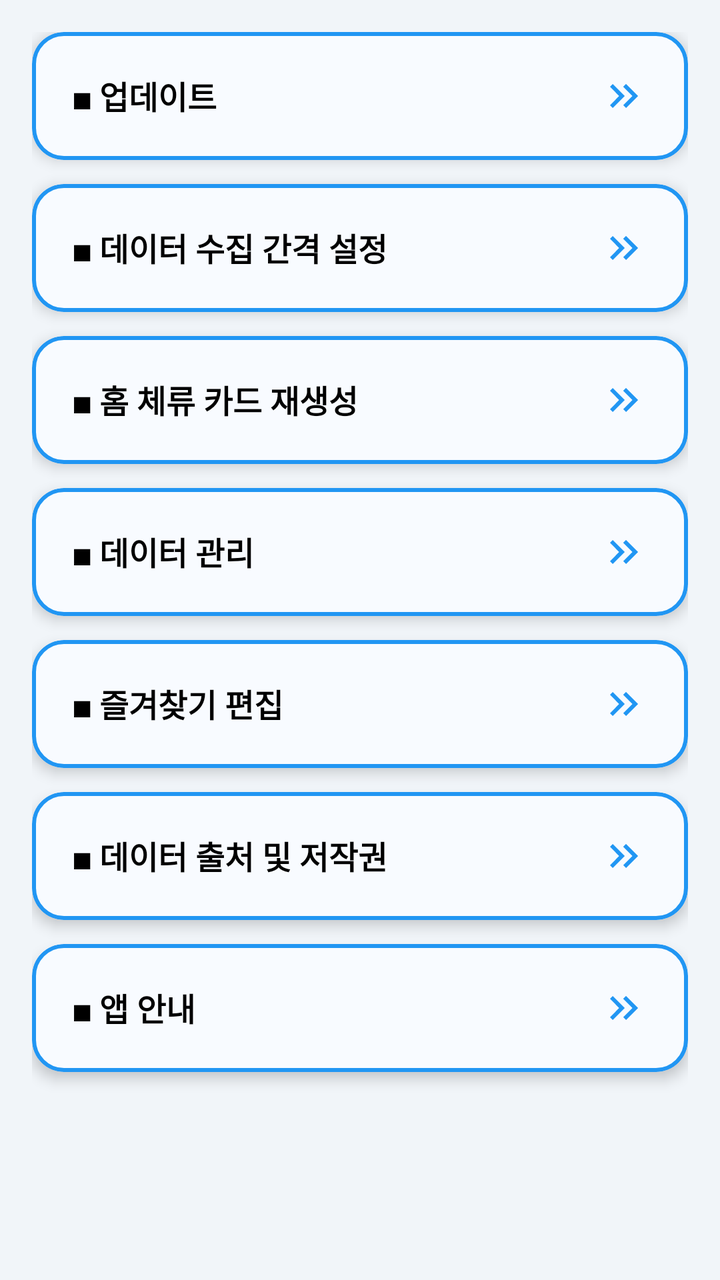
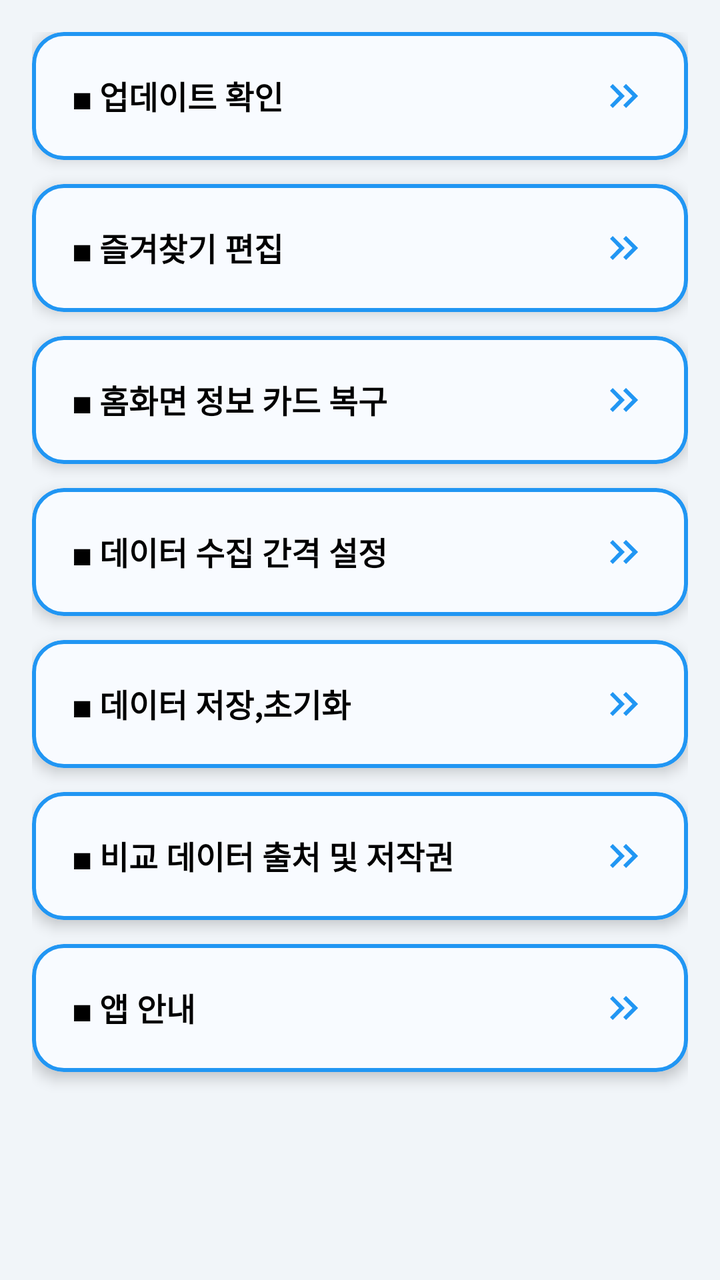

The first picture is an Android layout as it rendered before a commit; the second is the same layout after the commit. The layout source and the unified diff follow.
<!-- AndroidManifest.xml: application theme Theme.Haru_Spot -->
<!-- res/layout/fragment_setting.xml -->
<?xml version="1.0" encoding="utf-8"?>
<LinearLayout xmlns:android="http://schemas.android.com/apk/res/android"
    xmlns:app="http://schemas.android.com/apk/res-auto"
    android:layout_width="match_parent"
    android:layout_height="match_parent"
    android:orientation="vertical"
    android:padding="16dp"
    android:background="@color/background1"
    >


    
    <com.google.android.material.card.MaterialCardView
        android:id="@+id/layout_update"
        android:layout_width="match_parent"
        android:layout_height="wrap_content"
        app:cardCornerRadius="16dp"
        app:cardElevation="4dp"
        app:strokeWidth="2dp"
        app:strokeColor="#2196F3"
        app:cardBackgroundColor="#F8FBFF"
        android:clickable="true"
        android:focusable="true"
        android:foreground="?attr/selectableItemBackground">

        <LinearLayout
            android:layout_width="match_parent"
            android:layout_height="wrap_content"
            android:orientation="horizontal"
            android:gravity="center_vertical"
            android:padding="20dp">

            <TextView
                android:layout_width="0dp"
                android:layout_height="wrap_content"
                android:layout_weight="1"
                android:text="◼ 업데이트"
                android:textSize="16sp"
                android:textStyle="bold"
                android:textColor="@android:color/black" />

            <ImageView
                android:layout_width="24dp"
                android:layout_height="24dp"
                android:src="@drawable/outline_keyboard_double_arrow_right_24" />

        </LinearLayout>

    </com.google.android.material.card.MaterialCardView>

    
    <com.google.android.material.card.MaterialCardView
        android:id="@+id/layout_move_to_collect_setting"
        android:layout_width="match_parent"
        android:layout_height="wrap_content"
        android:layout_marginTop="12dp"
        app:cardCornerRadius="16dp"
        app:cardElevation="4dp"
        app:strokeWidth="2dp"
        app:strokeColor="#2196F3"
        app:cardBackgroundColor="#F8FBFF"
        android:clickable="true"
        android:focusable="true"
        android:foreground="?attr/selectableItemBackground">

        <LinearLayout
            android:layout_width="match_parent"
            android:layout_height="wrap_content"
            android:orientation="horizontal"
            android:gravity="center_vertical"
            android:padding="20dp">

            
            <TextView
                android:layout_width="0dp"
                android:layout_height="wrap_content"
                android:layout_weight="1"
                android:text="◼ 데이터 수집 간격 설정"
                android:textSize="16sp"
                android:textStyle="bold"
                android:textColor="@android:color/black" />

            
            <ImageView
                android:layout_width="24dp"
                android:layout_height="24dp"
                android:src="@drawable/outline_keyboard_double_arrow_right_24" />

        </LinearLayout>
    </com.google.android.material.card.MaterialCardView>

    
    <com.google.android.material.card.MaterialCardView
        android:id="@+id/layout_move_to_home_rebuild"
        android:layout_width="match_parent"
        android:layout_height="wrap_content"
        android:layout_marginTop="12dp"
        app:cardCornerRadius="16dp"
        app:cardElevation="4dp"
        app:strokeWidth="2dp"
        app:strokeColor="#2196F3"
        app:cardBackgroundColor="#F8FBFF"
        android:clickable="true"
        android:focusable="true"
        android:foreground="?attr/selectableItemBackground">

        <LinearLayout
            android:layout_width="match_parent"
            android:layout_height="wrap_content"
            android:orientation="horizontal"
            android:gravity="center_vertical"
            android:padding="20dp">

            
            <TextView
                android:layout_width="0dp"
                android:layout_height="wrap_content"
                android:layout_weight="1"
                android:text="◼ 홈 체류 카드 재생성"
                android:textSize="16sp"
                android:textStyle="bold"
                android:textColor="@android:color/black" />

            
            <ImageView
                android:layout_width="24dp"
                android:layout_height="24dp"
                android:src="@drawable/outline_keyboard_double_arrow_right_24" />
        </LinearLayout>
    </com.google.android.material.card.MaterialCardView>

    
    <com.google.android.material.card.MaterialCardView
        android:id="@+id/layout_move_to_data_management_setting"
        android:layout_width="match_parent"
        android:layout_height="wrap_content"
        android:layout_marginTop="12dp"
        app:cardCornerRadius="16dp"
        app:cardElevation="4dp"
        app:strokeWidth="2dp"
        app:strokeColor="#2196F3"
        app:cardBackgroundColor="#F8FBFF"
        android:clickable="true"
        android:focusable="true"
        android:foreground="?attr/selectableItemBackground">

        <LinearLayout
            android:layout_width="match_parent"
            android:layout_height="wrap_content"
            android:orientation="horizontal"
            android:gravity="center_vertical"
            android:padding="20dp">

            
            <TextView
                android:layout_width="0dp"
                android:layout_height="wrap_content"
                android:layout_weight="1"
                android:text="◼ 데이터 관리"
                android:textSize="16sp"
                android:textStyle="bold"
                android:textColor="@android:color/black" />

            
            <ImageView
                android:layout_width="24dp"
                android:layout_height="24dp"
                android:src="@drawable/outline_keyboard_double_arrow_right_24" />
        </LinearLayout>
    </com.google.android.material.card.MaterialCardView>



    
    <com.google.android.material.card.MaterialCardView
        android:id="@+id/layout_move_to_user_location_setting"
        android:layout_width="match_parent"
        android:layout_height="wrap_content"
        android:layout_marginTop="12dp"
        app:cardCornerRadius="16dp"
        app:cardElevation="4dp"
        app:strokeWidth="2dp"
        app:strokeColor="#2196F3"
        app:cardBackgroundColor="#F8FBFF"
        android:clickable="true"
        android:focusable="true"
        android:foreground="?attr/selectableItemBackground">

        <LinearLayout
            android:layout_width="match_parent"
            android:layout_height="wrap_content"
            android:orientation="horizontal"
            android:gravity="center_vertical"
            android:padding="20dp">

            
            <TextView
                android:layout_width="0dp"
                android:layout_height="wrap_content"
                android:layout_weight="1"
                android:text="◼ 즐겨찾기 편집"
                android:textSize="16sp"
                android:textStyle="bold"
                android:textColor="@android:color/black" />

            
            <ImageView
                android:layout_width="24dp"
                android:layout_height="24dp"
                android:src="@drawable/outline_keyboard_double_arrow_right_24" />

        </LinearLayout>
    </com.google.android.material.card.MaterialCardView>
    
    <com.google.android.material.card.MaterialCardView
        android:id="@+id/layout_move_to_copyright_setting"
        android:layout_width="match_parent"
        android:layout_height="wrap_content"
        android:layout_marginTop="12dp"
        app:cardCornerRadius="16dp"
        app:cardElevation="4dp"
        app:strokeWidth="2dp"
        app:strokeColor="#2196F3"
        app:cardBackgroundColor="#F8FBFF"
        android:clickable="true"
        android:focusable="true"
        android:foreground="?attr/selectableItemBackground">

        <LinearLayout
            android:layout_width="match_parent"
            android:layout_height="wrap_content"
            android:orientation="horizontal"
            android:gravity="center_vertical"
            android:padding="20dp">

            
            <TextView
                android:layout_width="0dp"
                android:layout_height="wrap_content"
                android:layout_weight="1"
                android:text="◼ 데이터 출처 및 저작권"
                android:textSize="16sp"
                android:textStyle="bold"
                android:textColor="@android:color/black" />

            
            <ImageView
                android:layout_width="24dp"
                android:layout_height="24dp"
                android:src="@drawable/outline_keyboard_double_arrow_right_24" />

        </LinearLayout>
    </com.google.android.material.card.MaterialCardView>
    
    <com.google.android.material.card.MaterialCardView
        android:id="@+id/layout_move_to_info_setting"
        android:layout_width="match_parent"
        android:layout_height="wrap_content"
        android:layout_marginTop="12dp"
        app:cardCornerRadius="16dp"
        app:cardElevation="4dp"
        app:strokeWidth="2dp"
        app:strokeColor="#2196F3"
        app:cardBackgroundColor="#F8FBFF"
        android:clickable="true"
        android:focusable="true"
        android:foreground="?attr/selectableItemBackground">

        <LinearLayout
            android:layout_width="match_parent"
            android:layout_height="wrap_content"
            android:orientation="horizontal"
            android:gravity="center_vertical"
            android:padding="20dp">

            
            <TextView
                android:layout_width="0dp"
                android:layout_height="wrap_content"
                android:layout_weight="1"
                android:text="◼ 앱 안내"
                android:textSize="16sp"
                android:textStyle="bold"
                android:textColor="@android:color/black" />

            
            <ImageView
                android:layout_width="24dp"
                android:layout_height="24dp"
                android:src="@drawable/outline_keyboard_double_arrow_right_24" />

        </LinearLayout>

    </com.google.android.material.card.MaterialCardView>



</LinearLayout>
<!-- resources referenced by this layout -->
<resources>
  <color name="background1">#F1F5F9</color>
  <!-- drawable outline_keyboard_double_arrow_right_24 (drawable) -->
  <vector xmlns:android="http://schemas.android.com/apk/res/android" android:autoMirrored="true" android:height="24dp" android:tint="#2196F3" android:viewportHeight="960" android:viewportWidth="960" android:width="24dp">
        
      <path android:fillColor="@android:color/white" android:pathData="M383,480L200,296L256,240L496,480L256,720L200,664L383,480ZM647,480L464,296L520,240L760,480L520,720L464,664L647,480Z"/>
      
  </vector>
  <style name="Theme.Haru_Spot" parent="Theme.Material3.Light.NoActionBar">
          
          
          <item name="colorPrimary">@color/timeline_card_bg</item>
          <item name="colorPrimaryVariant">@color/timeline_card_bg</item>
          <item name="colorOnPrimary">@color/gray_dark</item>
  
          
          <item name="android:statusBarColor">@color/gray_dark</item>
  
          
          <item name="android:navigationBarColor">@color/gray_dark</item>
          
          
          
  </style>
  <color name="timeline_card_bg">#F0F4F8</color>
  <color name="gray_dark">#475467</color>
</resources>

<!-- the commit's change to res/layout/fragment_setting.xml (unified diff, before → after) -->
@@ -34,18 +34,99 @@
                 android:layout_width="0dp"
                 android:layout_height="wrap_content"
                 android:layout_weight="1"
-                android:text="◼ 업데이트"
-                android:textSize="16sp"
-                android:textStyle="bold"
-                android:textColor="@android:color/black" />
-
-            <ImageView
-                android:layout_width="24dp"
-                android:layout_height="24dp"
-                android:src="@drawable/outline_keyboard_double_arrow_right_24" />
-
-        </LinearLayout>
-
+                android:text="◼ 업데이트 확인"
+                android:textSize="16sp"
+                android:textStyle="bold"
+                android:textColor="@android:color/black" />
+
+            <ImageView
+                android:layout_width="24dp"
+                android:layout_height="24dp"
+                android:src="@drawable/outline_keyboard_double_arrow_right_24" />
+
+        </LinearLayout>
+
+    </com.google.android.material.card.MaterialCardView>
+
+    
+    <com.google.android.material.card.MaterialCardView
+        android:id="@+id/layout_move_to_user_location_setting"
+        android:layout_width="match_parent"
+        android:layout_height="wrap_content"
+        android:layout_marginTop="12dp"
+        app:cardCornerRadius="16dp"
+        app:cardElevation="4dp"
+        app:strokeWidth="2dp"
+        app:strokeColor="#2196F3"
+        app:cardBackgroundColor="#F8FBFF"
+        android:clickable="true"
+        android:focusable="true"
+        android:foreground="?attr/selectableItemBackground">
+
+        <LinearLayout
+            android:layout_width="match_parent"
+            android:layout_height="wrap_content"
+            android:orientation="horizontal"
+            android:gravity="center_vertical"
+            android:padding="20dp">
+
+            
+            <TextView
+                android:layout_width="0dp"
+                android:layout_height="wrap_content"
+                android:layout_weight="1"
+                android:text="◼ 즐겨찾기 편집"
+                android:textSize="16sp"
+                android:textStyle="bold"
+                android:textColor="@android:color/black" />
+
+            
+            <ImageView
+                android:layout_width="24dp"
+                android:layout_height="24dp"
+                android:src="@drawable/outline_keyboard_double_arrow_right_24" />
+
+        </LinearLayout>
+    </com.google.android.material.card.MaterialCardView>
+
+    
+    <com.google.android.material.card.MaterialCardView
+        android:id="@+id/layout_move_to_home_rebuild"
+        android:layout_width="match_parent"
+        android:layout_height="wrap_content"
+        android:layout_marginTop="12dp"
+        app:cardCornerRadius="16dp"
+        app:cardElevation="4dp"
+        app:strokeWidth="2dp"
+        app:strokeColor="#2196F3"
+        app:cardBackgroundColor="#F8FBFF"
+        android:clickable="true"
+        android:focusable="true"
+        android:foreground="?attr/selectableItemBackground">
+
+        <LinearLayout
+            android:layout_width="match_parent"
+            android:layout_height="wrap_content"
+            android:orientation="horizontal"
+            android:gravity="center_vertical"
+            android:padding="20dp">
+
+            
+            <TextView
+                android:layout_width="0dp"
+                android:layout_height="wrap_content"
+                android:layout_weight="1"
+                android:text="◼ 홈화면 정보 카드 복구"
+                android:textSize="16sp"
+                android:textStyle="bold"
+                android:textColor="@android:color/black" />
+
+            
+            <ImageView
+                android:layout_width="24dp"
+                android:layout_height="24dp"
+                android:src="@drawable/outline_keyboard_double_arrow_right_24" />
+        </LinearLayout>
     </com.google.android.material.card.MaterialCardView>
 
     
@@ -89,45 +170,7 @@
         </LinearLayout>
     </com.google.android.material.card.MaterialCardView>
 
-    
-    <com.google.android.material.card.MaterialCardView
-        android:id="@+id/layout_move_to_home_rebuild"
-        android:layout_width="match_parent"
-        android:layout_height="wrap_content"
-        android:layout_marginTop="12dp"
-        app:cardCornerRadius="16dp"
-        app:cardElevation="4dp"
-        app:strokeWidth="2dp"
-        app:strokeColor="#2196F3"
-        app:cardBackgroundColor="#F8FBFF"
-        android:clickable="true"
-        android:focusable="true"
-        android:foreground="?attr/selectableItemBackground">
-
-        <LinearLayout
-            android:layout_width="match_parent"
-            android:layout_height="wrap_content"
-            android:orientation="horizontal"
-            android:gravity="center_vertical"
-            android:padding="20dp">
-
-            
-            <TextView
-                android:layout_width="0dp"
-                android:layout_height="wrap_content"
-                android:layout_weight="1"
-                android:text="◼ 홈 체류 카드 재생성"
-                android:textSize="16sp"
-                android:textStyle="bold"
-                android:textColor="@android:color/black" />
-
-            
-            <ImageView
-                android:layout_width="24dp"
-                android:layout_height="24dp"
-                android:src="@drawable/outline_keyboard_double_arrow_right_24" />
-        </LinearLayout>
-    </com.google.android.material.card.MaterialCardView>
+
 
     
     <com.google.android.material.card.MaterialCardView
@@ -156,61 +199,22 @@
                 android:layout_width="0dp"
                 android:layout_height="wrap_content"
                 android:layout_weight="1"
-                android:text="◼ 데이터 관리"
-                android:textSize="16sp"
-                android:textStyle="bold"
-                android:textColor="@android:color/black" />
-
-            
-            <ImageView
-                android:layout_width="24dp"
-                android:layout_height="24dp"
-                android:src="@drawable/outline_keyboard_double_arrow_right_24" />
-        </LinearLayout>
-    </com.google.android.material.card.MaterialCardView>
-
-
-
-    
-    <com.google.android.material.card.MaterialCardView
-        android:id="@+id/layout_move_to_user_location_setting"
-        android:layout_width="match_parent"
-        android:layout_height="wrap_content"
-        android:layout_marginTop="12dp"
-        app:cardCornerRadius="16dp"
-        app:cardElevation="4dp"
-        app:strokeWidth="2dp"
-        app:strokeColor="#2196F3"
-        app:cardBackgroundColor="#F8FBFF"
-        android:clickable="true"
-        android:focusable="true"
-        android:foreground="?attr/selectableItemBackground">
-
-        <LinearLayout
-            android:layout_width="match_parent"
-            android:layout_height="wrap_content"
-            android:orientation="horizontal"
-            android:gravity="center_vertical"
-            android:padding="20dp">
-
-            
-            <TextView
-                android:layout_width="0dp"
-                android:layout_height="wrap_content"
-                android:layout_weight="1"
-                android:text="◼ 즐겨찾기 편집"
-                android:textSize="16sp"
-                android:textStyle="bold"
-                android:textColor="@android:color/black" />
-
-            
-            <ImageView
-                android:layout_width="24dp"
-                android:layout_height="24dp"
-                android:src="@drawable/outline_keyboard_double_arrow_right_24" />
-
-        </LinearLayout>
-    </com.google.android.material.card.MaterialCardView>
+                android:text="◼ 데이터 저장,초기화"
+                android:textSize="16sp"
+                android:textStyle="bold"
+                android:textColor="@android:color/black" />
+
+            
+            <ImageView
+                android:layout_width="24dp"
+                android:layout_height="24dp"
+                android:src="@drawable/outline_keyboard_double_arrow_right_24" />
+        </LinearLayout>
+    </com.google.android.material.card.MaterialCardView>
+
+
+
+
     
     <com.google.android.material.card.MaterialCardView
         android:id="@+id/layout_move_to_copyright_setting"
@@ -238,7 +242,7 @@
                 android:layout_width="0dp"
                 android:layout_height="wrap_content"
                 android:layout_weight="1"
-                android:text="◼ 데이터 출처 및 저작권"
+                android:text="◼ 비교 데이터 출처 및 저작권"
                 android:textSize="16sp"
                 android:textStyle="bold"
                 android:textColor="@android:color/black" />
